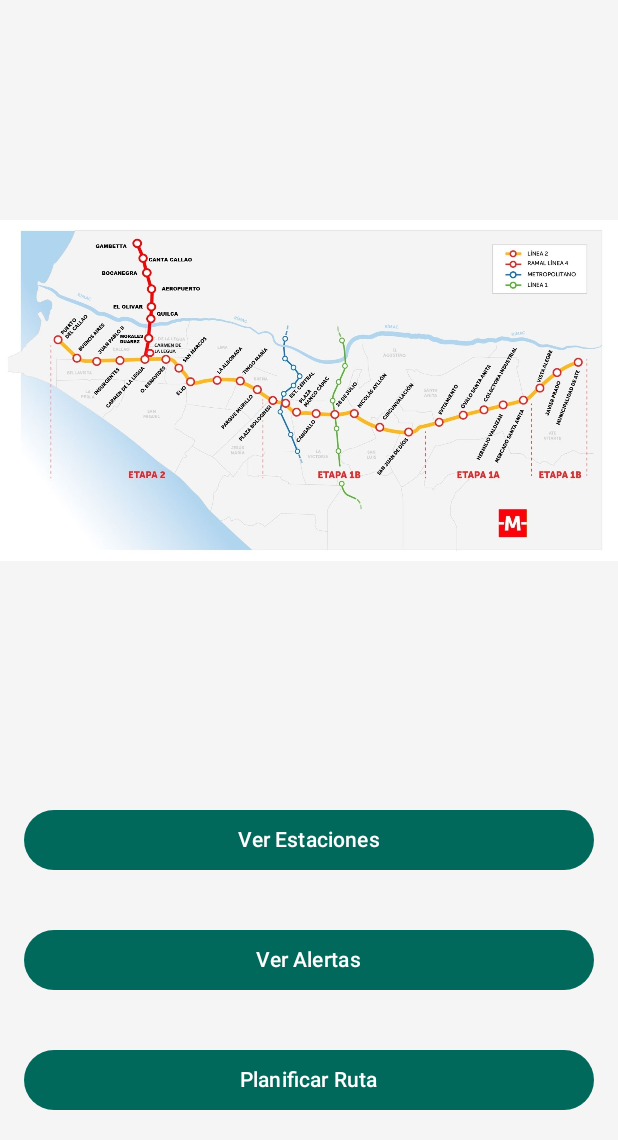
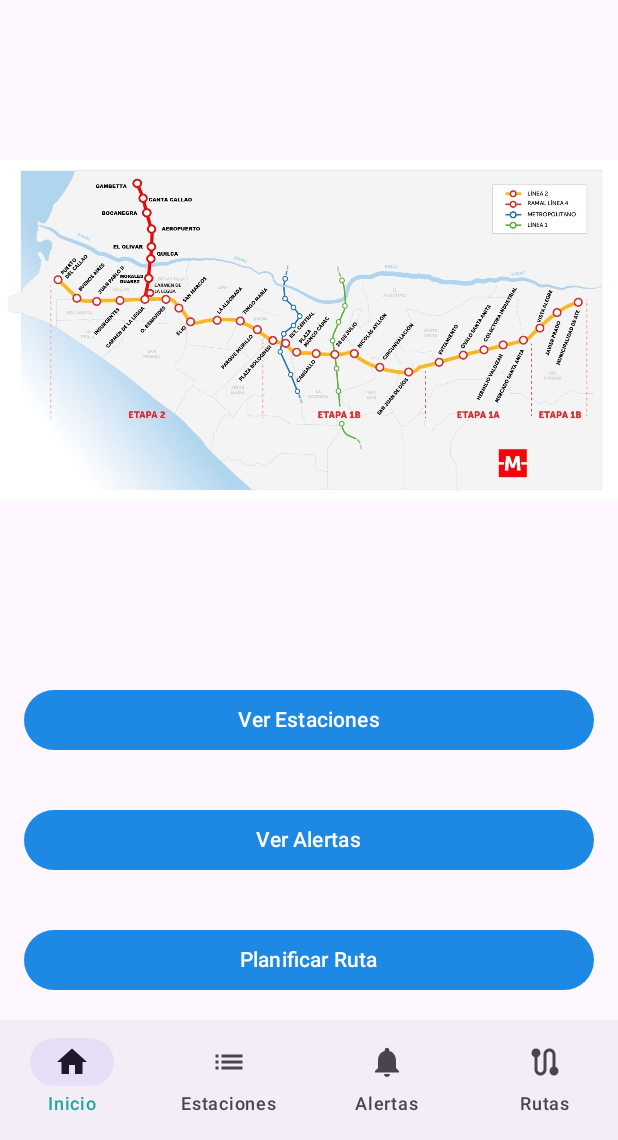
Before and after one commit to yashira692/Metrolima, an Android app built with Jetpack Compose: the screen it shows after launch (MainActivity), on a phone screen of 412 x 824 dp, the part 96-1236 px from its top. Run offline under Robolectric (Android 15) with nearby library versions, the phone set to English and light mode, and no system bars; our stand-ins replace Room's generated code.

```diff
--- a/app/build.gradle.kts
+++ b/app/build.gradle.kts
@@ -87,4 +87,5 @@ dependencies {
 
 
 
+
 }
--- /dev/null
+++ b/app/src/main/java/com/example/metrolimago/ui/components/BottomNavBar.kt
@@ -0,0 +1,46 @@
+package com.example.metrolimago.ui.components
+
+import androidx.compose.material3.*
+import androidx.compose.runtime.Composable
+import androidx.navigation.NavController
+import androidx.navigation.compose.currentBackStackEntryAsState
+import androidx.compose.material.icons.Icons
+import androidx.compose.material.icons.filled.Home
+import androidx.compose.material.icons.filled.List
+import androidx.compose.material.icons.filled.Notifications
+import androidx.compose.material.icons.filled.Route
+
+@Composable
+fun BottomNavBar(navController: NavController) {
+    val items = listOf(
+        NavItem("home", "Inicio", Icons.Default.Home),
+        NavItem("lista", "Estaciones", Icons.Default.List),
+        NavItem("alertas", "Alertas", Icons.Default.Notifications),
+        NavItem("ruta", "Rutas", Icons.Default.Route)
+    )
+
+    NavigationBar {
+        val navBackStackEntry = navController.currentBackStackEntryAsState()
+        val currentRoute = navBackStackEntry.value?.destination?.route
+
+        items.forEach { item ->
+            NavigationBarItem(
+                icon = { Icon(item.icon, contentDescription = item.label) },
+                label = { Text(item.label) },
+                selected = currentRoute == item.route,
+                onClick = {
+                    navController.navigate(item.route) {
+                        popUpTo("home") { inclusive = false }
+                        launchSingleTop = true
+                    }
+                }
+            )
+        }
+    }
+}
+
+data class NavItem(
+    val route: String,
+    val label: String,
+    val icon: androidx.compose.ui.graphics.vector.ImageVector
+)
--- a/app/src/main/java/com/example/metrolimago/ui/screens/HomeScreen.kt
+++ b/app/src/main/java/com/example/metrolimago/ui/screens/HomeScreen.kt
@@ -1,4 +1,5 @@
 package com.example.metrolimago.ui.screens
+import com.example.metrolimago.ui.components.BottomNavBar
 
 import androidx.compose.foundation.Image
 import androidx.compose.foundation.layout.*
@@ -17,10 +18,10 @@ import com.example.metrolimago.R
 fun HomeScreen(navController: NavController) {
     Scaffold(
         topBar = {
-            CenterAlignedTopAppBar(
-                title = { Text("Metro Lima GO") },
-                colors = TopAppBarDefaults.centerAlignedTopAppBarColors()
-            )
+            CenterAlignedTopAppBar(title = { Text("Metro Lima GO") })
+        },
+        bottomBar = {
+            BottomNavBar(navController)
         }
     ) { padding ->
         Column(
--- a/app/src/main/java/com/example/metrolimago/ui/theme/MetroLimaGOTheme.kt
+++ b/app/src/main/java/com/example/metrolimago/ui/theme/MetroLimaGOTheme.kt
@@ -1,25 +1,20 @@
 package com.example.metrolimago.ui.theme
+import androidx.compose.ui.graphics.Color
 
 import androidx.compose.foundation.isSystemInDarkTheme
-import androidx.compose.material3.MaterialTheme
-import androidx.compose.material3.darkColorScheme
-import androidx.compose.material3.lightColorScheme
+import androidx.compose.material3.*
 import androidx.compose.runtime.Composable
 
 private val LightColors = lightColorScheme(
-    primary = md_theme_light_primary,
-    onPrimary = md_theme_light_onPrimary,
-    secondary = md_theme_light_secondary,
-    background = md_theme_light_background,
-    onBackground = md_theme_light_onBackground,
+    primary = Color(0xFF1E88E5),
+    secondary = Color(0xFF26A69A),
+    tertiary = Color(0xFFFFC107)
 )
 
 private val DarkColors = darkColorScheme(
-    primary = md_theme_dark_primary,
-    onPrimary = md_theme_dark_onPrimary,
-    secondary = md_theme_dark_secondary,
-    background = md_theme_dark_background,
-    onBackground = md_theme_dark_onBackground,
+    primary = Color(0xFF90CAF9),
+    secondary = Color(0xFF80CBC4),
+    tertiary = Color(0xFFFFF59D)
 )
 
 @Composable
@@ -27,11 +22,12 @@ fun MetroLimaGOTheme(
     darkTheme: Boolean = isSystemInDarkTheme(),
     content: @Composable () -> Unit
 ) {
-    val colorScheme = if (darkTheme) DarkColors else LightColors
+    val colors = if (darkTheme) DarkColors else LightColors
 
     MaterialTheme(
-        colorScheme = colorScheme,
-        typography = Typography,
+        colorScheme = colors,
+        typography = Typography(),
+        shapes = Shapes(),
         content = content
     )
 }
```
